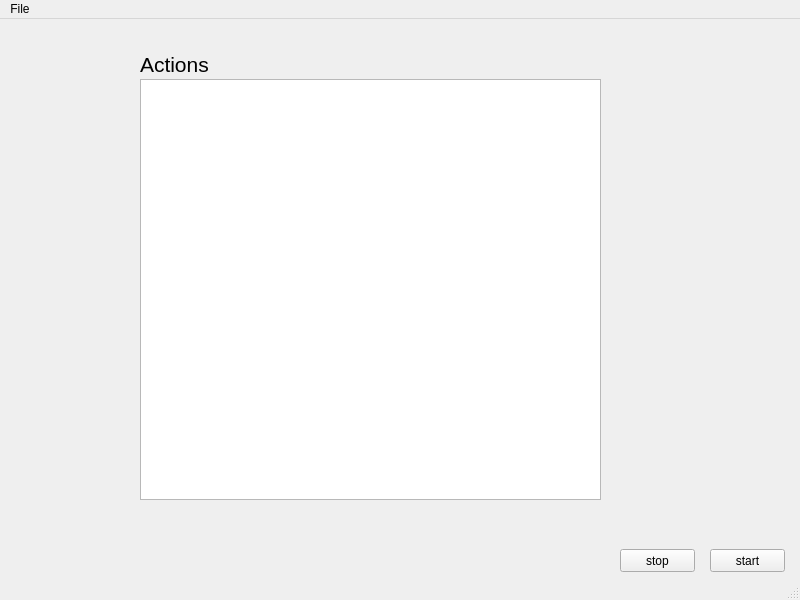
Above: Ui_MainWindow.ui from InteractiveGraphicsLab/StackShot3XAutoShooter before the change. Below: the same form after it.
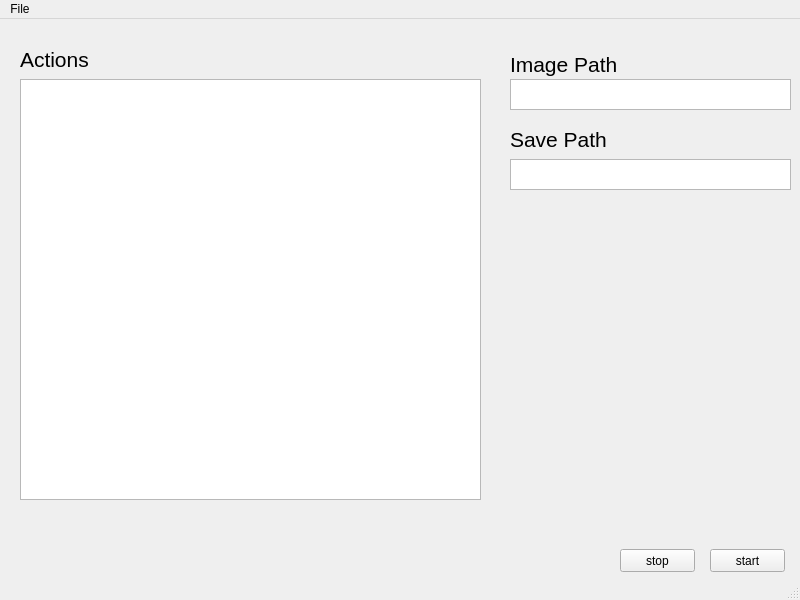
That is the form after the change.

Commit message: get image path from gui

```diff
--- a/Ui_MainWindow.ui
+++ b/Ui_MainWindow.ui
@@ -17,7 +17,7 @@
    <widget class="QPlainTextEdit" name="plainTextEdit">
     <property name="geometry">
      <rect>
-      <x>140</x>
+      <x>20</x>
       <y>60</y>
       <width>461</width>
       <height>421</height>
@@ -53,8 +53,8 @@
    <widget class="QLabel" name="label">
     <property name="geometry">
      <rect>
-      <x>140</x>
-      <y>35</y>
+      <x>20</x>
+      <y>30</y>
       <width>81</width>
       <height>21</height>
      </rect>
@@ -68,6 +68,62 @@
      <string>Actions</string>
     </property>
    </widget>
+   <widget class="QPlainTextEdit" name="imagePath">
+    <property name="geometry">
+     <rect>
+      <x>510</x>
+      <y>60</y>
+      <width>281</width>
+      <height>31</height>
+     </rect>
+    </property>
+   </widget>
+   <widget class="QLabel" name="label_2">
+    <property name="geometry">
+     <rect>
+      <x>510</x>
+      <y>30</y>
+      <width>111</width>
+      <height>31</height>
+     </rect>
+    </property>
+    <property name="font">
+     <font>
+      <pointsize>16</pointsize>
+     </font>
+    </property>
+    <property name="text">
+     <string>Image Path</string>
+    </property>
+   </widget>
+   <widget class="QLabel" name="label_3">
+    <property name="geometry">
+     <rect>
+      <x>510</x>
+      <y>100</y>
+      <width>111</width>
+      <height>41</height>
+     </rect>
+    </property>
+    <property name="font">
+     <font>
+      <pointsize>16</pointsize>
+     </font>
+    </property>
+    <property name="text">
+     <string>Save Path</string>
+    </property>
+   </widget>
+   <widget class="QPlainTextEdit" name="savePath">
+    <property name="geometry">
+     <rect>
+      <x>510</x>
+      <y>140</y>
+      <width>281</width>
+      <height>31</height>
+     </rect>
+    </property>
+   </widget>
   </widget>
   <widget class="QMenuBar" name="menubar">
    <property name="geometry">
```
The commit also changes 2 other files.
